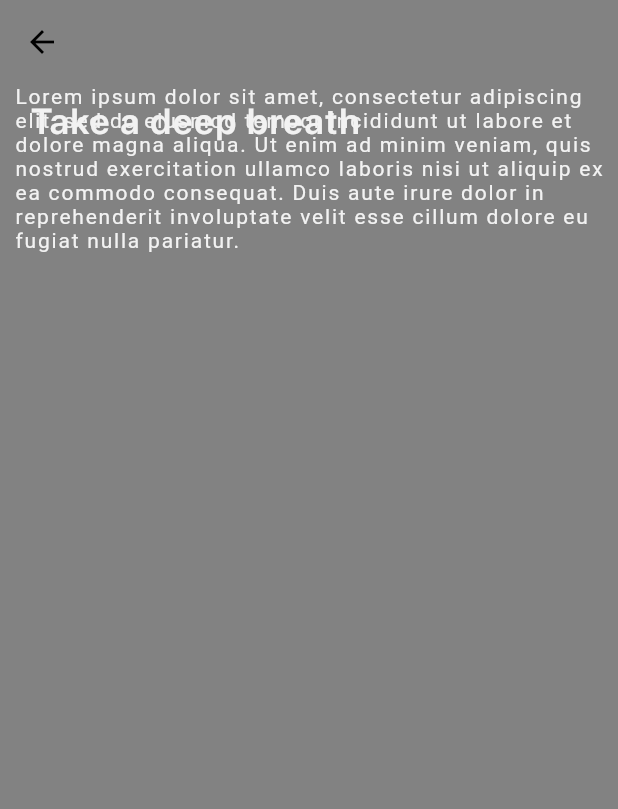
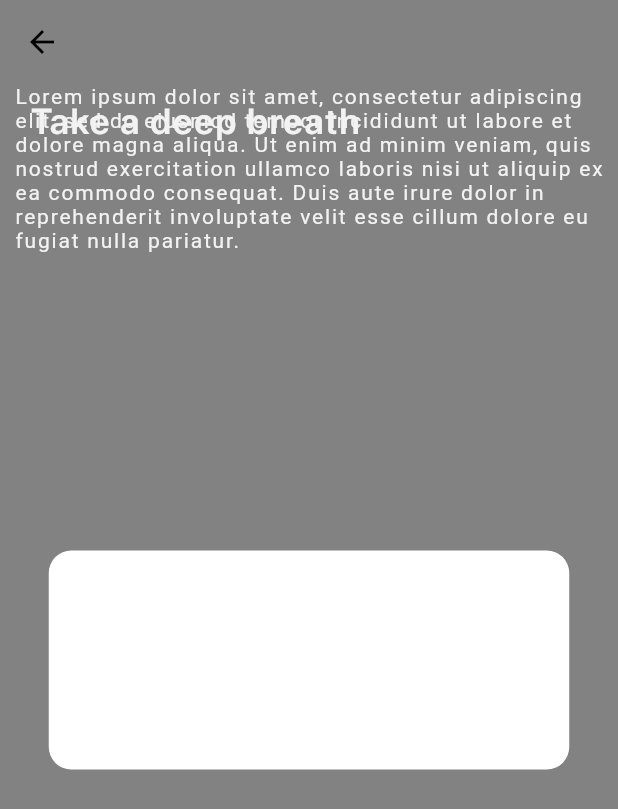
Before and after one commit to fidelledi/beehive_app, a Flutter app: the breathingExercisePage screen opened directly, on a phone screen of 412 x 824 dp. Shown: the top 809 px of the screen. Run offline on Flutter 3.47's test engine with Material 2 defaults, Android fonts, the light colour scheme and no system bars; missing offline and left inert: a package; Roboto replaces fonts that are missing (SF-Pro-Thin); project files that could hold a hidden picture were left out.

Commit message:
3-20-21, 10:49 commit

```diff
--- a/lib/Focus/breathing_exercises.dart
+++ b/lib/Focus/breathing_exercises.dart
@@ -48,6 +48,7 @@ class _breathingExercisePage extends State<breathingExercisePage> {
               ),),
               Align(
                   alignment: Alignment.topCenter,
+
                   child: Text(
                     "Lorem ipsum dolor sit amet, consectetur adipiscing\nelit, sed do eiusmod tempor incididunt ut labore et\ndolore magna aliqua. Ut enim ad minim veniam, quis\nnostrud exercitation ullamco laboris nisi ut aliquip ex\nea commodo consequat. Duis aute irure dolor in\nreprehenderit involuptate velit esse cillum dolore eu\nfugiat nulla pariatur.",
                     style: TextStyle(
@@ -58,14 +59,16 @@ class _breathingExercisePage extends State<breathingExercisePage> {
                     ),
                   ),
                   ),
-              // Container(
-              // height:  146, width: 347,
-              // decoration: BoxDecoration(
-              //   color: Colors.white,
-              //   borderRadius: BorderRadius.circular(15),
-              // ),
+              Center(
+                child: Container(
+                  height:  146, width: 347,
+                  decoration: BoxDecoration(
+                    color: Colors.white,
+                    borderRadius: BorderRadius.circular(15),
+                  ),
 
-              // ),
+                  ),
+              ),
               ],),
       );
             }
--- a/lib/main.dart
+++ b/lib/main.dart
@@ -26,7 +26,7 @@ class MyApp extends StatelessWidget {
         // is not restarted.
         primarySwatch: Colors.blue,
       ),
-      home: breathingExercisePage(),
+      home: focusMain(),
     );
   }
 }
```
